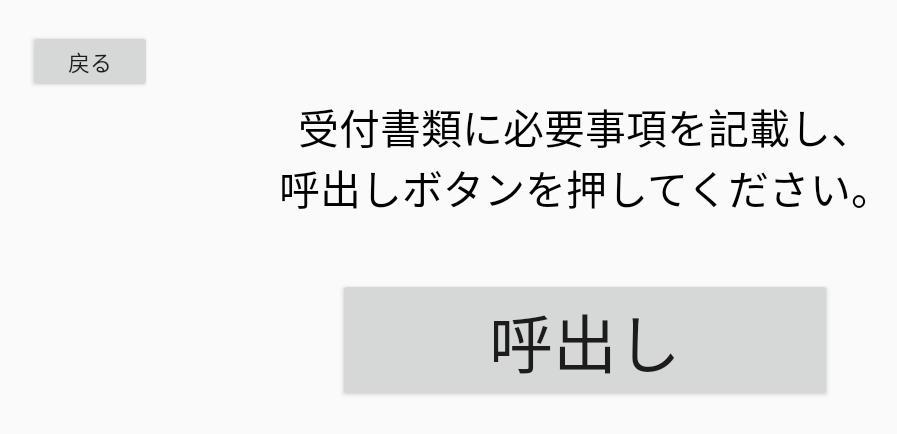
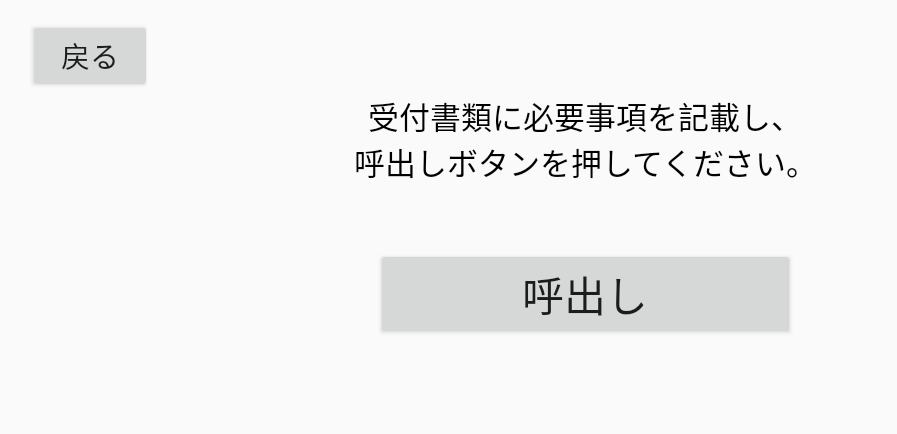
Before and after one commit to KawashimaRyutaro/Dokatsuke, an Android app: the syoruiActivity screen opened directly, with no data from a screen before it, on a phone screen of 824 x 412 dp (held sideways). Shown: the top 434 px of the screen, without its empty margins (33-930 px from the left). Run offline under Robolectric (Android 15) with nearby library versions, the phone set to English and light mode, and no system bars.

Commit message:
戻るボタン配置修正

```diff
--- a/app/src/main/res/layout/activity_syorui.xml
+++ b/app/src/main/res/layout/activity_syorui.xml
@@ -11,14 +11,7 @@
         android:layout_width="wrap_content"
         android:layout_height="wrap_content"
         android:orientation="horizontal"
-        app:layout_constraintGuide_begin="20dp" />
-
-    <android.support.constraint.Guideline
-        android:id="@+id/horizontal_guideline_0_1"
-        android:layout_width="wrap_content"
-        android:layout_height="wrap_content"
-        android:orientation="horizontal"
-        app:layout_constraintGuide_begin="62dp" />
+        app:layout_constraintGuide_percent="0.03" />
 
     <android.support.constraint.Guideline
         android:id="@+id/horizontal_guideline_1"
@@ -32,21 +25,28 @@
         android:layout_width="wrap_content"
         android:layout_height="wrap_content"
         android:orientation="horizontal"
-        app:layout_constraintGuide_percent="0.36" />
+        app:layout_constraintGuide_percent="0.30" />
 
     <android.support.constraint.Guideline
         android:id="@+id/horizontal_guideline_3"
         android:layout_width="wrap_content"
         android:layout_height="wrap_content"
         android:orientation="horizontal"
-        app:layout_constraintGuide_percent="0.4" />
+        app:layout_constraintGuide_percent="0.40" />
 
     <android.support.constraint.Guideline
         android:id="@+id/horizontal_guideline_4"
         android:layout_width="wrap_content"
         android:layout_height="wrap_content"
         android:orientation="horizontal"
-        app:layout_constraintGuide_percent="0.7" />
+        app:layout_constraintGuide_percent="0.55" />
+
+    <android.support.constraint.Guideline
+        android:id="@+id/vertical_guideline_0_1"
+        android:layout_width="wrap_content"
+        android:layout_height="wrap_content"
+        android:orientation="vertical"
+        app:layout_constraintGuide_percent="0.15" />
 
     <android.support.constraint.Guideline
         android:id="@+id/vertical_guideline_0"
@@ -56,39 +56,32 @@
         app:layout_constraintGuide_percent="0.05" />
 
     <android.support.constraint.Guideline
-        android:id="@+id/vertical_guideline_0_1"
-        android:layout_width="wrap_content"
-        android:layout_height="wrap_content"
-        android:orientation="vertical"
-        app:layout_constraintGuide_percent="0.15" />
-
-    <android.support.constraint.Guideline
         android:id="@+id/vertical_guideline_1"
         android:layout_width="wrap_content"
         android:layout_height="wrap_content"
         android:orientation="vertical"
-        app:layout_constraintGuide_percent="0.3" />
+        app:layout_constraintGuide_percent="0.30" />
 
     <android.support.constraint.Guideline
         android:id="@+id/vertical_guideline_2"
         android:layout_width="wrap_content"
         android:layout_height="wrap_content"
         android:orientation="vertical"
-        app:layout_constraintGuide_percent="0.25" />
+        app:layout_constraintGuide_percent="0.20" />
 
     <android.support.constraint.Guideline
         android:id="@+id/vertical_guideline_3"
         android:layout_width="wrap_content"
         android:layout_height="wrap_content"
         android:orientation="vertical"
-        app:layout_constraintGuide_percent="0.7" />
+        app:layout_constraintGuide_percent="0.70" />
 
     <android.support.constraint.Guideline
         android:id="@+id/vertical_guideline_7"
         android:layout_width="wrap_content"
         android:layout_height="wrap_content"
         android:orientation="vertical"
-        app:layout_constraintGuide_percent="0.75" />
+        app:layout_constraintGuide_percent="0.80" />
 
     <Button
         android:id="@+id/戻る2"
@@ -97,7 +90,7 @@
         android:autoSizeTextType="uniform"
         android:maxLines="1"
         android:text="戻る"
-        app:layout_constraintBottom_toTopOf="@+id/horizontal_guideline_0_1"
+        app:layout_constraintBottom_toTopOf="@+id/horizontal_guideline_1"
         app:layout_constraintEnd_toStartOf="@+id/vertical_guideline_0_1"
         app:layout_constraintHorizontal_bias="1.0"
         app:layout_constraintStart_toStartOf="@+id/vertical_guideline_0"
@@ -106,13 +99,12 @@
 
     <Button
         android:id="@+id/btnCall"
-        android:layout_width="0dp"
-        android:layout_height="0dp"
+        android:layout_width="279dp"
+        android:layout_height="61dp"
         android:autoSizeTextType="uniform"
         android:gravity="center"
         android:maxLines="1"
         android:text="呼出し"
-        app:layout_constraintDimensionRatio="1:0.25"
         app:layout_constraintBottom_toTopOf="@+id/horizontal_guideline_4"
         app:layout_constraintEnd_toStartOf="@+id/vertical_guideline_3"
         app:layout_constraintStart_toStartOf="@+id/vertical_guideline_1"
--- a/app/src/main/res/layout/kawashimaactivity_main.xml
+++ b/app/src/main/res/layout/kawashimaactivity_main.xml
@@ -94,7 +94,7 @@
         android:layout_width="wrap_content"
         android:layout_height="wrap_content"
         android:orientation="horizontal"
-        app:layout_constraintGuide_begin="20dp" />
+        app:layout_constraintGuide_percent="0.03" />
 
 
     <android.support.constraint.Guideline
@@ -102,7 +102,7 @@
         android:layout_width="wrap_content"
         android:layout_height="wrap_content"
         android:orientation="horizontal"
-        app:layout_constraintGuide_begin="62dp" />
+        app:layout_constraintGuide_percent="0.15" />
 
     <android.support.constraint.Guideline
         android:id="@+id/vertical_guideline_B0"
--- a/app/src/main/res/layout/registration.xml
+++ b/app/src/main/res/layout/registration.xml
@@ -83,7 +83,7 @@
         android:layout_width="wrap_content"
         android:layout_height="wrap_content"
         android:orientation="horizontal"
-        app:layout_constraintGuide_begin="20dp" />
+        app:layout_constraintGuide_percent="0.03" />
 
 
     <android.support.constraint.Guideline
@@ -91,7 +91,7 @@
         android:layout_width="wrap_content"
         android:layout_height="wrap_content"
         android:orientation="horizontal"
-        app:layout_constraintGuide_begin="62dp" />
+        app:layout_constraintGuide_percent="0.15" />
 
     <android.support.constraint.Guideline
         android:id="@+id/vertical_guideline_B0"
--- a/app/src/main/res/layout/uktktablet.xml
+++ b/app/src/main/res/layout/uktktablet.xml
@@ -69,14 +69,14 @@
         android:layout_width="wrap_content"
         android:layout_height="wrap_content"
         android:orientation="horizontal"
-        app:layout_constraintGuide_begin="20dp" />
+        app:layout_constraintGuide_percent="0.03" />
 
     <android.support.constraint.Guideline
         android:id="@+id/horizontal_guideline_B1"
         android:layout_width="wrap_content"
         android:layout_height="wrap_content"
         android:orientation="horizontal"
-        app:layout_constraintGuide_begin="62dp" />
+        app:layout_constraintGuide_percent="0.15" />
 
     <android.support.constraint.Guideline
         android:id="@+id/horizontal_guideline_C1"
```
